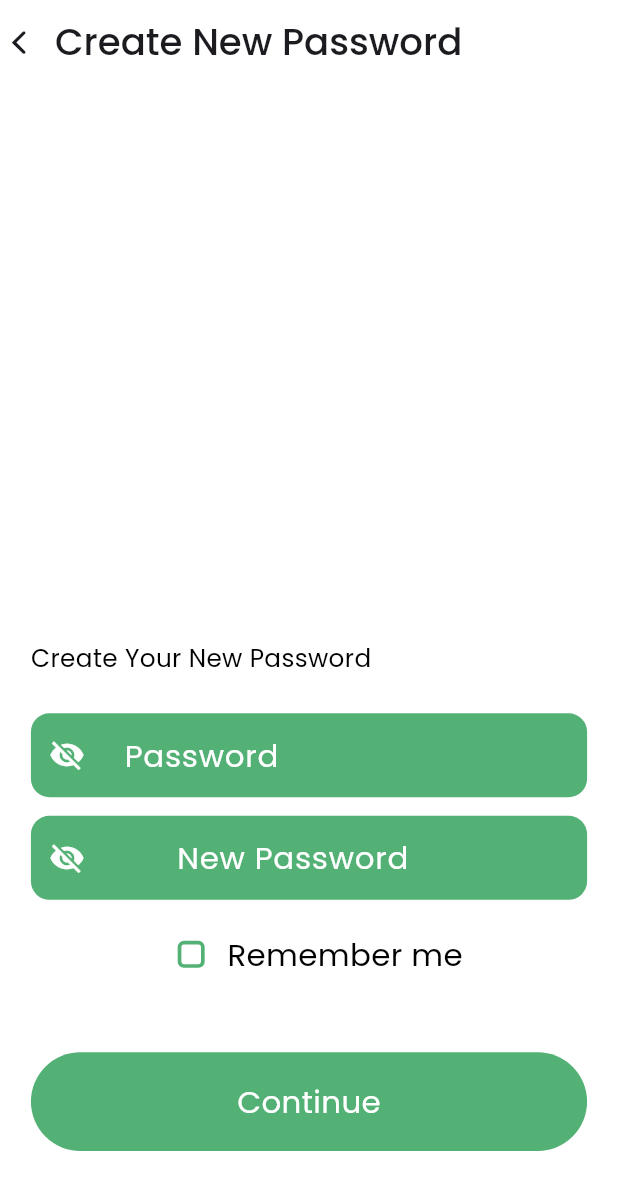
After one commit to shibii787/nectar_project1, a Flutter app: the forgotPassword screen opened directly, on a phone screen of 412 x 824 dp. The commit adds this screen. Shown: the top 1190 px of the screen. Run offline on Flutter 3.47's test engine with Material 3 defaults, Android fonts, the phone set to English and light mode, and no system bars; our stand-ins replace carousel_slider, cloud_firestore, country_code_picker, firebase_auth, firebase_core, flutter_svg and 6 more; missing offline and left inert: animated_rating_stars, flutter_flip_card; accounts and stored records are empty.

Commit message:
forgot password new page

```diff
--- /dev/null
+++ b/lib/app_authentication/forgot_password.dart
@@ -0,0 +1,251 @@
+import 'package:flutter/cupertino.dart';
+import 'package:flutter/material.dart';
+import 'package:nectar_project1/app_authentication/signup_page.dart';
+import 'package:nectar_project1/core/common/colors.dart';
+
+import '../main.dart';
+
+class forgotPassword extends StatefulWidget {
+  const forgotPassword({super.key});
+
+  @override
+  State<forgotPassword> createState() => _forgotPasswordState();
+}
+
+class _forgotPasswordState extends State<forgotPassword> {
+
+  bool tick=false;
+
+  TextEditingController passwordController=TextEditingController();
+  TextEditingController passwordController2=TextEditingController();
+
+  final passwordValidation = RegExp(r"^(?=.*?[A-Z])(?=.*?[a-z])(?=.*?[0-9])(?=.*?[!@#\$&*~]).{8,}$");
+
+  bool tap=true;
+  bool tap2=true;
+
+  final formKey=GlobalKey<FormState>();
+
+  @override
+  Widget build(BuildContext context) {
+    return Scaffold(
+      appBar: AppBar(
+        backgroundColor: theColors.primaryColor,
+        elevation: 0,
+        automaticallyImplyLeading: false,
+        leading: IconButton(
+          onPressed: () {
+            Navigator.pop(context);
+          },
+            icon: Icon(CupertinoIcons.back)),
+        title: Text("Create New Password",
+            style: TextStyle(
+                fontSize: w*0.06,
+                fontWeight: FontWeight.w500
+            )
+        ),
+        leadingWidth: w*0.05,
+      ),
+      backgroundColor: theColors.primaryColor,
+      body: Padding(
+        padding:  EdgeInsets.all(w*0.05),
+        child: SingleChildScrollView(
+          child: Container(
+            child: Form(
+              key: formKey,
+              child: Column(
+                mainAxisAlignment: MainAxisAlignment.center,
+                crossAxisAlignment: CrossAxisAlignment.start,
+                children: [
+                  SizedBox(height: w*0.85),
+                  Text("Create Your New Password",
+                    style: TextStyle(
+                        color: theColors.secondary,
+                        fontSize: w*0.04
+                    ),),
+                  SizedBox(height: w*0.06,),
+                  Container(
+                    decoration: BoxDecoration(
+                        color: theColors.third,
+                        borderRadius: BorderRadius.circular(w*0.03)
+                    ),
+                    child: TextFormField(
+                      style: TextStyle(
+                          color: theColors.primaryColor
+                      ),
+                      controller: passwordController2,
+                      autovalidateMode: AutovalidateMode.onUserInteraction,
+                      validator: (value) {
+                        if(!passwordValidation.hasMatch(value!))
+                        {
+                          return "Enetr the password";
+                        }
+                        else{
+                          return null;
+                        }
+                      },
+                      obscureText: tap?true:false,
+                      decoration: InputDecoration(
+                        hintText: "Enter the password",
+                        hintStyle: TextStyle(
+                            color: theColors.thirteen
+                        ),
+                        prefixIcon: InkWell(
+                            onTap: () {
+                              tap=!tap;
+                              setState(() {
+                              });
+                            },
+                            child:tap==false? Icon(Icons.visibility,
+                              color: theColors.primaryColor,):Icon(Icons.visibility_off,
+                              color: theColors.primaryColor,)),
+                        border: OutlineInputBorder(
+                          borderRadius: BorderRadius.circular(w*0.03),
+                          borderSide: BorderSide.none,
+                        ),
+                        label: Padding(
+                          padding: EdgeInsets.all(w*0.025),
+                          child: Text("Password",
+                              style: TextStyle(
+                                  color: theColors.primaryColor,
+                                  fontSize: w*0.05
+                              )),
+                        ),
+                        // focusedBorder: OutlineInputBorder(
+                        //   borderRadius: BorderRadius.circular(width*0.03),
+                        //     borderSide: BorderSide(
+                        //         color: Colors.blue
+                        //     )
+                        // )
+                      ),
+                    ),
+                  ),
+                  SizedBox(height: w*0.03,),
+                  Container(
+                    decoration: BoxDecoration(
+                        color: theColors.third,
+                        borderRadius: BorderRadius.circular(w*0.03)
+                    ),
+                    child: TextFormField(
+                      style: TextStyle(
+                          color: theColors.primaryColor
+                      ),
+                      controller: passwordController,
+                      autovalidateMode: AutovalidateMode.onUserInteraction,
+                      validator: (value) {
+                        if(!passwordValidation.hasMatch(value!))
+                        {
+                          return "Enetr the password";
+                        }
+                        else{
+                          return null;
+                        }
+                      },
+                      obscureText: tap2?true:false,
+                      decoration: InputDecoration(
+                        hintText: "Enter the password",
+                        hintStyle: TextStyle(
+                            color: theColors.thirteen
+                        ),
+                        prefixIcon: InkWell(
+                            onTap: () {
+                              tap2=!tap2;
+                              setState(() {
+                              });
+                            },
+                            child:tap2==false? Icon(Icons.visibility,
+                              color: theColors.primaryColor,):Icon(Icons.visibility_off,
+                              color: theColors.primaryColor,)),
+                        border: OutlineInputBorder(
+                          borderRadius: BorderRadius.circular(w*0.03),
+                          borderSide: BorderSide.none,
+                        ),
+                        label: Padding(
+                          padding: EdgeInsets.all(w*0.11),
+                          child: Text("New Password",
+                              style: TextStyle(
+                                  color: theColors.primaryColor,
+                                  fontSize: w*0.05
+                              )),
+                        ),
+                        // focusedBorder: OutlineInputBorder(
+                        //   borderRadius: BorderRadius.circular(width*0.03),
+                        //     borderSide: BorderSide(
+                        //         color: Colors.blue
+                        //     )
+                        // )
+                      ),
+                    ),
+                  ),
+                  SizedBox(height: w*0.03,),
+                  Row(
+                    mainAxisAlignment: MainAxisAlignment.center,
+                    crossAxisAlignment: CrossAxisAlignment.center,
+                    children: [
+                      Checkbox(
+                        shape: RoundedRectangleBorder(
+                          borderRadius: BorderRadius.circular(w*0.01),
+                        ),
+                        activeColor: theColors.third,
+                        side: BorderSide(
+                            color: theColors.third,
+                            width: w*0.006
+                        ),
+                        value: tick, onChanged: (value) {
+                        setState(() {
+                          tick=value!;
+                        });
+                      },),
+                      Text("Remember me",
+                        style: TextStyle(
+                            color: theColors.secondary,
+                            fontSize: w*0.05
+                        ),),
+                    ],
+                  ),
+                  SizedBox(height: w*0.1,),
+                  InkWell(
+                    onTap: () {
+                      if(
+                      passwordController.text!=""&&
+                          passwordController2.text!=""&&
+                          passwordController.text==passwordController2.text&&
+                          formKey.currentState!.validate()
+                      )
+                      {
+                        Navigator.push(context, MaterialPageRoute(builder: (context) => signupPage(),));
+                      }
+                      else{
+
+                        passwordController.text==""?ScaffoldMessenger.of(context).showSnackBar(SnackBar(content: Text("Please enter your password"))):
+                        passwordController2.text==""?ScaffoldMessenger.of(context).showSnackBar(SnackBar(content: Text("Please enter your Newpassword"))):
+                        passwordController2.text!=passwordController.text?ScaffoldMessenger.of(context).showSnackBar(SnackBar(content: Text("Passwords do not match!!!"))):
+                        ScaffoldMessenger.of(context).showSnackBar(SnackBar(content: Text("Please enter your valid details") ));
+                      }
+                    },
+                    child: Container(
+                      height:w*0.16,
+                      width: w*0.9,
+                      decoration: BoxDecoration(
+                        color: theColors.third,
+                        borderRadius: BorderRadius.circular(w*1),
+                      ),
+                      child: Center(
+                        child: Text("Continue",
+                            style: TextStyle(
+                                color: theColors.primaryColor,
+                                fontSize: w*0.05,
+                                fontWeight: FontWeight.w400
+                            )),
+                      ),
+                    ),
+                  ),
+                ],
+              ),
+            ),
+          ),
+        ),
+      ),
+    );
+  }
+}
--- a/lib/app_authentication/log_in.dart
+++ b/lib/app_authentication/log_in.dart
@@ -4,6 +4,7 @@ import 'package:firebase_auth/firebase_auth.dart';
 import 'package:flutter/cupertino.dart';
 import 'package:flutter/material.dart';
 import 'package:image_picker/image_picker.dart';
+import 'package:nectar_project1/app_authentication/forgot_password.dart';
 import 'package:nectar_project1/app_authentication/select_location_page.dart';
 import 'package:nectar_project1/app_authentication/signup_page.dart';
 import 'package:nectar_project1/core/common/colors.dart';
@@ -268,9 +269,14 @@ class _logInState extends State<logIn> {
                 children: [
                   Row(),
                   Row(),
-                  Text(
-                    "Forgot Password?",
-                    style: TextStyle(color: theColors.third),
+                  InkWell(
+                    onTap: () {
+                      Navigator.push(context, CupertinoPageRoute(builder: (context) => forgotPassword(),));
+                    },
+                    child: Text(
+                      "Forgot Password?",
+                      style: TextStyle(color: theColors.third),
+                    ),
                   )
                 ],
               ),
--- a/lib/main.dart
+++ b/lib/main.dart
@@ -3,6 +3,7 @@ import 'package:flutter/cupertino.dart';
 import 'package:flutter/material.dart';
 import 'package:flutter/services.dart';
 import 'package:google_fonts/google_fonts.dart';
+import 'package:nectar_project1/app_authentication/forgot_password.dart';
 import 'package:nectar_project1/app_authentication/log_in.dart';
 import 'package:nectar_project1/app_authentication/sign_page.dart';
 import 'package:nectar_project1/app_authentication/signup_page.dart';
```
